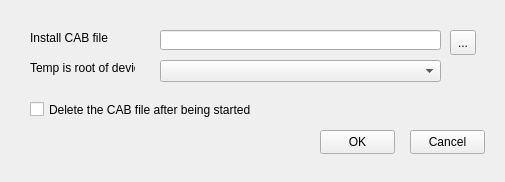
Before: the Qt Designer form synce-kpm/synce-kpm/data/ui/synce-kpm-installwindow.ui in playday3008/SynCE, drawn with Qt 5.
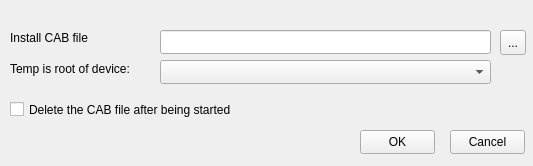
After: the same form once the commit is applied. Icons and pictures are not drawn.

Commit message: * some gui pathces * bad workaround for non-thread-safe librapi2

```diff
--- a/synce-kpm/synce-kpm/data/ui/synce-kpm-installwindow.ui
+++ b/synce-kpm/synce-kpm/data/ui/synce-kpm-installwindow.ui
@@ -8,8 +8,8 @@
    <rect>
     <x>0</x>
     <y>0</y>
-    <width>505</width>
-    <height>182</height>
+    <width>533</width>
+    <height>166</height>
    </rect>
   </property>
   <property name="windowTitle" >
@@ -20,8 +20,8 @@
     <rect>
      <x>160</x>
      <y>30</y>
-     <width>281</width>
-     <height>20</height>
+     <width>331</width>
+     <height>24</height>
     </rect>
    </property>
    <property name="readOnly" >
@@ -31,7 +31,7 @@
   <widget class="QLabel" name="label" >
    <property name="geometry" >
     <rect>
-     <x>30</x>
+     <x>10</x>
      <y>30</y>
      <width>91</width>
      <height>16</height>
@@ -44,7 +44,7 @@
   <widget class="QToolButton" name="openFileChooserButton" >
    <property name="geometry" >
     <rect>
-     <x>450</x>
+     <x>500</x>
      <y>30</y>
      <width>26</width>
      <height>25</height>
@@ -66,9 +66,9 @@
   <widget class="QCheckBox" name="deleteCAB" >
    <property name="geometry" >
     <rect>
-     <x>30</x>
+     <x>10</x>
      <y>100</y>
-     <width>231</width>
+     <width>291</width>
      <height>19</height>
     </rect>
    </property>
@@ -82,10 +82,10 @@
   <widget class="QLabel" name="label_2" >
    <property name="geometry" >
     <rect>
-     <x>30</x>
+     <x>10</x>
      <y>60</y>
-     <width>105</width>
-     <height>16</height>
+     <width>143</width>
+     <height>18</height>
     </rect>
    </property>
    <property name="text" >
@@ -97,15 +97,15 @@
     <rect>
      <x>160</x>
      <y>60</y>
-     <width>281</width>
-     <height>22</height>
+     <width>331</width>
+     <height>24</height>
     </rect>
    </property>
   </widget>
   <widget class="QPushButton" name="okButton" >
    <property name="geometry" >
     <rect>
-     <x>320</x>
+     <x>360</x>
      <y>130</y>
      <width>75</width>
      <height>24</height>
@@ -118,7 +118,7 @@
   <widget class="QPushButton" name="cancelButton" >
    <property name="geometry" >
     <rect>
-     <x>410</x>
+     <x>450</x>
      <y>130</y>
      <width>75</width>
      <height>24</height>
```
The commit also changes 6 other files.
